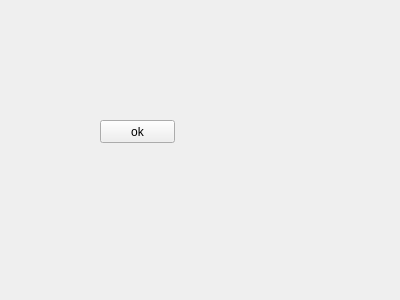
This is settingwidget.ui in kongweizhen/RestWall as Qt 5 draws it before an edit. The edited form follows.
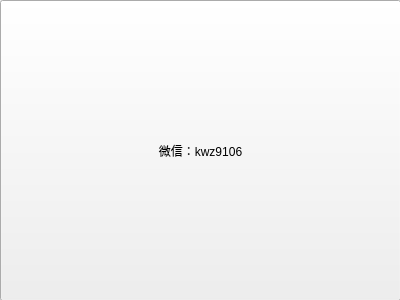
This is the edited form.

```diff
--- a/settingwidget.ui
+++ b/settingwidget.ui
@@ -16,14 +16,14 @@
   <widget class="QPushButton" name="pushButton">
    <property name="geometry">
     <rect>
-     <x>100</x>
-     <y>120</y>
-     <width>75</width>
-     <height>23</height>
+     <x>0</x>
+     <y>0</y>
+     <width>401</width>
+     <height>301</height>
     </rect>
    </property>
    <property name="text">
-    <string>ok</string>
+    <string>微信：kwz9106</string>
    </property>
   </widget>
  </widget>
```
